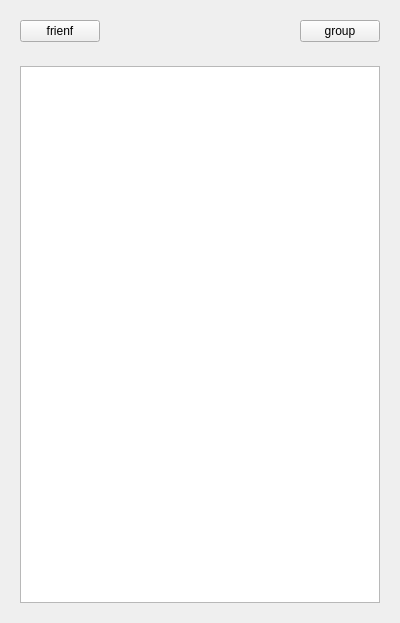
Before: the Qt Designer form chat_Client/midw/contactwidget.ui in OY-YH/ATAW-Chat, drawn with Qt 5.
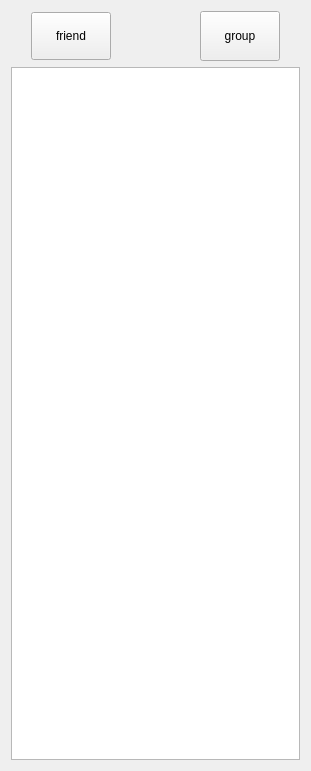
After: the same form once the commit is applied. Custom widgets are drawn as their Qt base class.

```diff
--- a/chat_Client/midw/contactwidget.ui
+++ b/chat_Client/midw/contactwidget.ui
@@ -6,21 +6,70 @@
    <rect>
     <x>0</x>
     <y>0</y>
-    <width>400</width>
-    <height>623</height>
+    <width>311</width>
+    <height>771</height>
    </rect>
   </property>
+  <property name="minimumSize">
+   <size>
+    <width>311</width>
+    <height>771</height>
+   </size>
+  </property>
   <property name="windowTitle">
    <string>Form</string>
   </property>
   <layout class="QVBoxLayout" name="verticalLayout">
    <item>
     <widget class="QWidget" name="widget" native="true">
+     <property name="minimumSize">
+      <size>
+       <width>0</width>
+       <height>50</height>
+      </size>
+     </property>
      <layout class="QHBoxLayout" name="horizontalLayout">
+      <property name="spacing">
+       <number>0</number>
+      </property>
+      <property name="leftMargin">
+       <number>0</number>
+      </property>
+      <property name="topMargin">
+       <number>0</number>
+      </property>
+      <property name="rightMargin">
+       <number>0</number>
+      </property>
+      <property name="bottomMargin">
+       <number>0</number>
+      </property>
+      <item>
+       <spacer name="horizontalSpacer_3">
+        <property name="orientation">
+         <enum>Qt::Horizontal</enum>
+        </property>
+        <property name="sizeType">
+         <enum>QSizePolicy::Maximum</enum>
+        </property>
+        <property name="sizeHint" stdset="0">
+         <size>
+          <width>20</width>
+          <height>20</height>
+         </size>
+        </property>
+       </spacer>
+      </item>
       <item>
        <widget class="MyButton" name="btn_friend">
+        <property name="minimumSize">
+         <size>
+          <width>48</width>
+          <height>48</height>
+         </size>
+        </property>
         <property name="text">
-         <string>frienf</string>
+         <string>friend</string>
         </property>
        </widget>
       </item>
@@ -31,7 +80,7 @@
         </property>
         <property name="sizeHint" stdset="0">
          <size>
-          <width>40</width>
+          <width>43</width>
           <height>20</height>
          </size>
         </property>
@@ -39,11 +88,33 @@
       </item>
       <item>
        <widget class="MyButton" name="btn_group">
+        <property name="minimumSize">
+         <size>
+          <width>50</width>
+          <height>50</height>
+         </size>
+        </property>
         <property name="text">
          <string>group</string>
         </property>
        </widget>
       </item>
+      <item>
+       <spacer name="horizontalSpacer_2">
+        <property name="orientation">
+         <enum>Qt::Horizontal</enum>
+        </property>
+        <property name="sizeType">
+         <enum>QSizePolicy::Maximum</enum>
+        </property>
+        <property name="sizeHint" stdset="0">
+         <size>
+          <width>20</width>
+          <height>20</height>
+         </size>
+        </property>
+       </spacer>
+      </item>
      </layout>
     </widget>
    </item>
@@ -61,6 +132,21 @@
      </widget>
      <widget class="QWidget" name="page_2">
       <layout class="QVBoxLayout" name="verticalLayout_3">
+       <property name="spacing">
+        <number>0</number>
+       </property>
+       <property name="leftMargin">
+        <number>0</number>
+       </property>
+       <property name="topMargin">
+        <number>0</number>
+       </property>
+       <property name="rightMargin">
+        <number>0</number>
+       </property>
+       <property name="bottomMargin">
+        <number>0</number>
+       </property>
        <item>
         <widget class="ListWidget" name="groupList"/>
        </item>
@@ -71,16 +157,16 @@
   </layout>
  </widget>
  <customwidgets>
-  <customwidget>
-   <class>ListWidget</class>
-   <extends>QListWidget</extends>
-   <header>listwidget.h</header>
-  </customwidget>
   <customwidget>
    <class>MyButton</class>
    <extends>QPushButton</extends>
    <header>mybutton.h</header>
   </customwidget>
+  <customwidget>
+   <class>ListWidget</class>
+   <extends>QListWidget</extends>
+   <header>listwidget.h</header>
+  </customwidget>
  </customwidgets>
  <resources/>
  <connections/>
```
Left out of the diff: 15 changed lines with no effect on the pictures.
